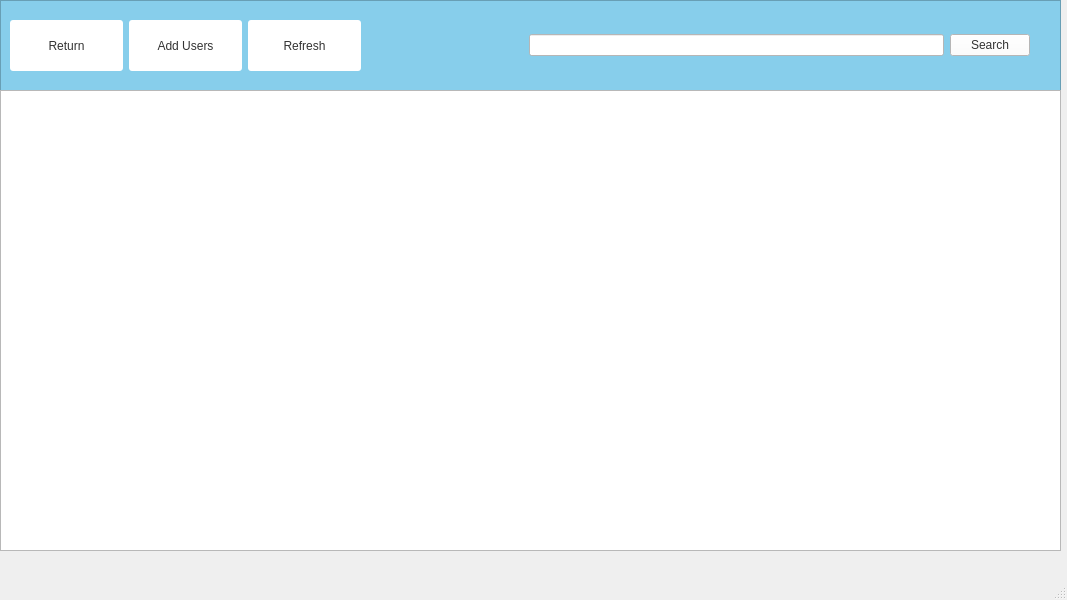
Before: the Qt Designer form Ui/users_window.ui in Youki27/LNHS-Inventory-System, drawn with Qt 5.
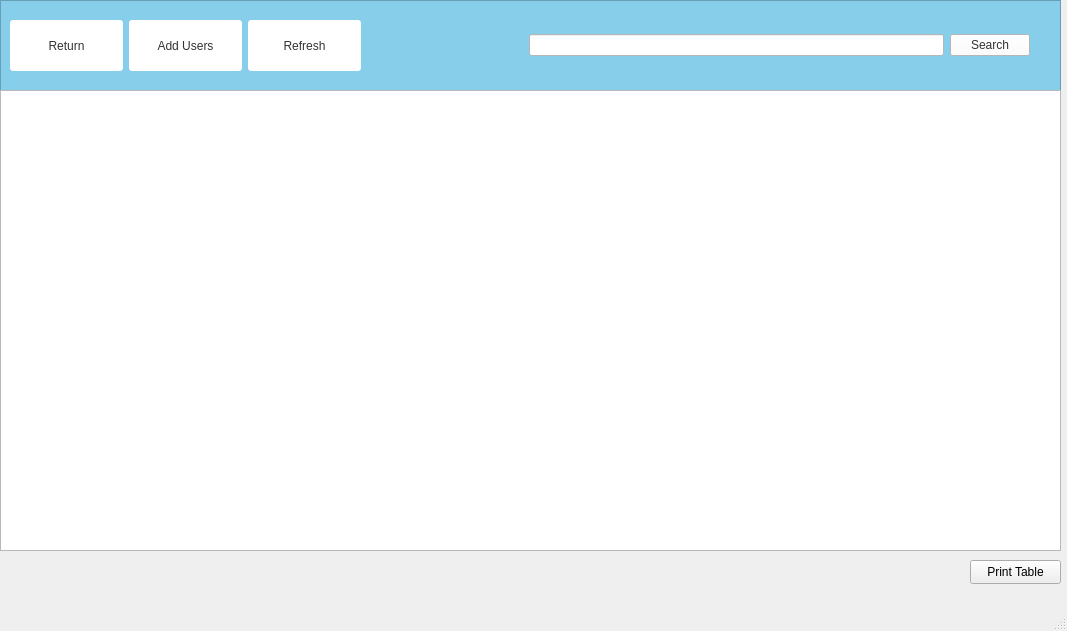
After: the same form once the commit is applied.

Commit message: Added print table

The edit to the form file:
```diff
--- a/Ui/users_window.ui
+++ b/Ui/users_window.ui
@@ -7,7 +7,7 @@
     <x>0</x>
     <y>0</y>
     <width>1067</width>
-    <height>600</height>
+    <height>631</height>
    </rect>
   </property>
   <property name="windowTitle">
@@ -170,6 +170,19 @@
      <bool>false</bool>
     </attribute>
    </widget>
+   <widget class="QPushButton" name="print_table">
+    <property name="geometry">
+     <rect>
+      <x>970</x>
+      <y>560</y>
+      <width>91</width>
+      <height>24</height>
+     </rect>
+    </property>
+    <property name="text">
+     <string>Print Table</string>
+    </property>
+   </widget>
   </widget>
   <widget class="QMenuBar" name="menubar">
    <property name="geometry">
```
The commit also changes 5 other files.
